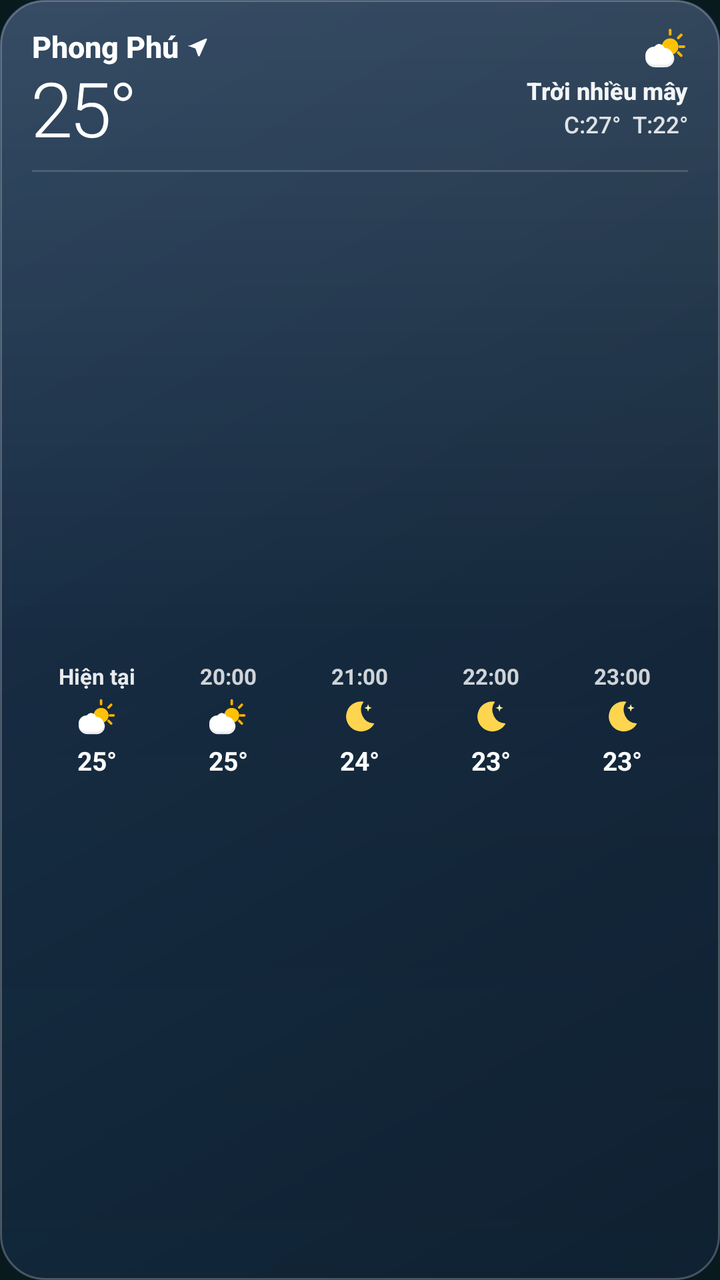
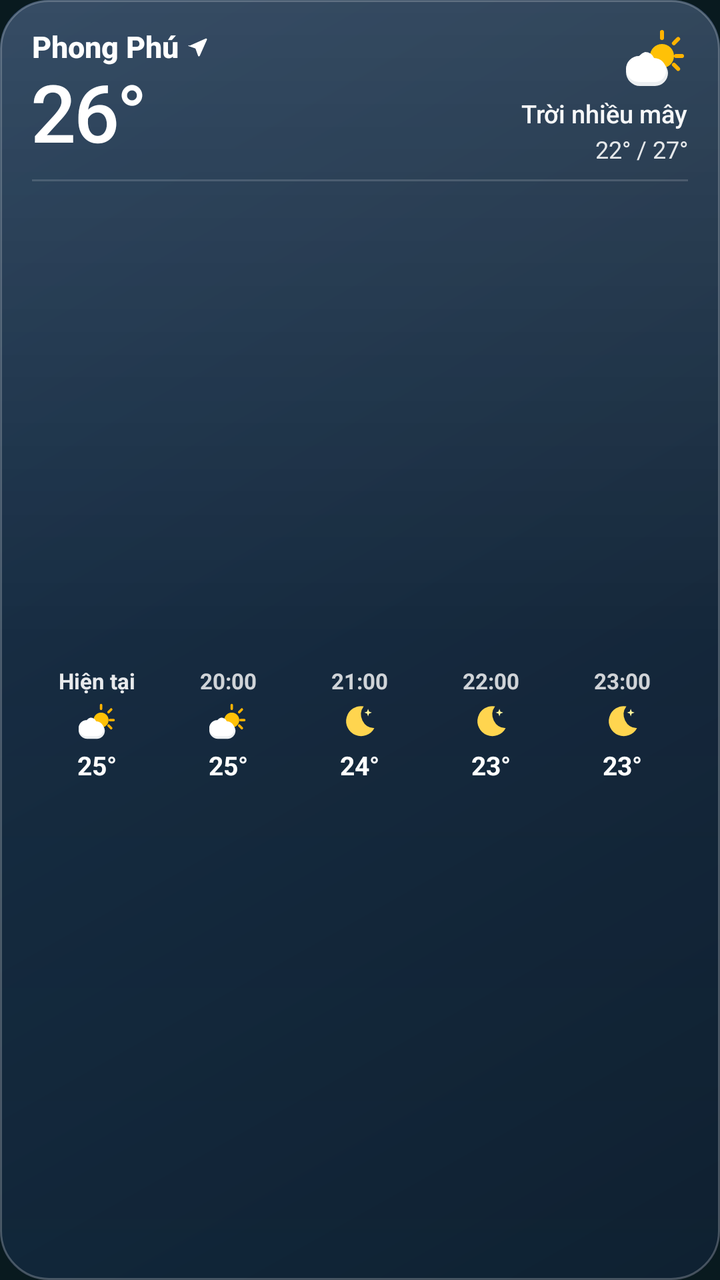

Compare the two renders of this Android layout. The source of the first and the diff that turns it into the second are given below.
<!-- AndroidManifest.xml: application theme Theme.K3Weather -->
<!-- res/layout/widget_weather_medium.xml -->
<?xml version="1.0" encoding="utf-8"?>
<LinearLayout xmlns:android="http://schemas.android.com/apk/res/android"
    android:id="@+id/widgetRoot"
    android:layout_width="match_parent"
    android:layout_height="match_parent"
    android:background="@drawable/bg_widget_sky_night"
    android:orientation="vertical"
    android:paddingHorizontal="16dp"
    android:paddingVertical="13dp">

    
    <RelativeLayout
        android:layout_width="match_parent"
        android:layout_height="wrap_content">

        <LinearLayout
            android:layout_width="wrap_content"
            android:layout_height="wrap_content"
            android:layout_alignParentStart="true"
            android:layout_alignParentTop="true"
            android:orientation="vertical">

            <LinearLayout
                android:layout_width="wrap_content"
                android:layout_height="wrap_content"
                android:gravity="center_vertical"
                android:orientation="horizontal">

                <TextView
                    android:id="@+id/widgetCity"
                    android:layout_width="wrap_content"
                    android:layout_height="wrap_content"
                    android:ellipsize="end"
                    android:maxLines="1"
                    android:text="Phong Phú"
                    android:textColor="@android:color/white"
                    android:textSize="15sp"
                    android:textStyle="bold"
                    android:fontFamily="sans-serif-medium" />

                <ImageView
                    android:id="@+id/widgetLocationPin"
                    android:layout_width="11dp"
                    android:layout_height="11dp"
                    android:layout_marginStart="4dp"
                    android:contentDescription="@null"
                    android:src="@drawable/ic_arrow_current_location"
                    android:tint="@android:color/white" />
            </LinearLayout>

            <TextView
                android:id="@+id/widgetTemp"
                android:layout_width="wrap_content"
                android:layout_height="wrap_content"
                android:includeFontPadding="false"
                android:letterSpacing="-0.04"
                android:text="25°"
                android:textColor="@android:color/white"
                android:textSize="38sp"
                android:fontFamily="sans-serif-light" />
        </LinearLayout>

        <LinearLayout
            android:layout_width="wrap_content"
            android:layout_height="wrap_content"
            android:layout_alignParentEnd="true"
            android:layout_alignParentTop="true"
            android:gravity="end"
            android:orientation="vertical">

            <ImageView
                android:id="@+id/widgetIcon"
                android:layout_width="22dp"
                android:layout_height="22dp"
                android:contentDescription="@null"
                android:src="@drawable/ic_weather_partly_cloudy" />

            <TextView
                android:id="@+id/widgetCondition"
                android:layout_width="wrap_content"
                android:layout_height="wrap_content"
                android:layout_marginTop="2dp"
                android:ellipsize="end"
                android:maxLines="1"
                android:text="Trời nhiều mây"
                android:textColor="#F2FFFFFF"
                android:textSize="12sp"
                android:textStyle="bold"
                android:fontFamily="sans-serif-medium" />

            <TextView
                android:id="@+id/widgetHighLow"
                android:layout_width="wrap_content"
                android:layout_height="wrap_content"
                android:layout_marginTop="1dp"
                android:text="C:27°  T:22°"
                android:textColor="#D9FFFFFF"
                android:textSize="11.5sp"
                android:fontFamily="sans-serif-medium" />
        </LinearLayout>
    </RelativeLayout>

    
    <FrameLayout
        android:layout_width="match_parent"
        android:layout_height="1dp"
        android:layout_marginVertical="7dp"
        android:background="#26FFFFFF" />

    
    <LinearLayout
        android:layout_width="match_parent"
        android:layout_height="0dp"
        android:layout_weight="1"
        android:gravity="center_vertical"
        android:orientation="horizontal"
        android:baselineAligned="false">

        
        <LinearLayout
            android:layout_width="0dp"
            android:layout_height="wrap_content"
            android:layout_weight="1"
            android:gravity="center_horizontal"
            android:orientation="vertical">
            <TextView
                android:id="@+id/widgetHourTime1"
                android:layout_width="wrap_content"
                android:layout_height="wrap_content"
                android:text="Hiện tại"
                android:textColor="#E6FFFFFF"
                android:textSize="11sp"
                android:textStyle="bold" />
            <ImageView
                android:id="@+id/widgetHourIcon1"
                android:layout_width="20dp"
                android:layout_height="20dp"
                android:layout_marginVertical="3dp"
                android:contentDescription="@null"
                android:src="@drawable/ic_weather_partly_cloudy" />
            <TextView
                android:id="@+id/widgetHourTemp1"
                android:layout_width="wrap_content"
                android:layout_height="wrap_content"
                android:text="25°"
                android:textColor="@android:color/white"
                android:textSize="13sp"
                android:textStyle="bold" />
        </LinearLayout>

        
        <LinearLayout
            android:layout_width="0dp"
            android:layout_height="wrap_content"
            android:layout_weight="1"
            android:gravity="center_horizontal"
            android:orientation="vertical">
            <TextView
                android:id="@+id/widgetHourTime2"
                android:layout_width="wrap_content"
                android:layout_height="wrap_content"
                android:text="20:00"
                android:textColor="#CCFFFFFF"
                android:textSize="11sp"
                android:textStyle="bold" />
            <ImageView
                android:id="@+id/widgetHourIcon2"
                android:layout_width="20dp"
                android:layout_height="20dp"
                android:layout_marginVertical="3dp"
                android:contentDescription="@null"
                android:src="@drawable/ic_weather_partly_cloudy" />
            <TextView
                android:id="@+id/widgetHourTemp2"
                android:layout_width="wrap_content"
                android:layout_height="wrap_content"
                android:text="25°"
                android:textColor="@android:color/white"
                android:textSize="13sp"
                android:textStyle="bold" />
        </LinearLayout>

        
        <LinearLayout
            android:layout_width="0dp"
            android:layout_height="wrap_content"
            android:layout_weight="1"
            android:gravity="center_horizontal"
            android:orientation="vertical">
            <TextView
                android:id="@+id/widgetHourTime3"
                android:layout_width="wrap_content"
                android:layout_height="wrap_content"
                android:text="21:00"
                android:textColor="#CCFFFFFF"
                android:textSize="11sp"
                android:textStyle="bold" />
            <ImageView
                android:id="@+id/widgetHourIcon3"
                android:layout_width="20dp"
                android:layout_height="20dp"
                android:layout_marginVertical="3dp"
                android:contentDescription="@null"
                android:src="@drawable/ic_weather_clear_night" />
            <TextView
                android:id="@+id/widgetHourTemp3"
                android:layout_width="wrap_content"
                android:layout_height="wrap_content"
                android:text="24°"
                android:textColor="@android:color/white"
                android:textSize="13sp"
                android:textStyle="bold" />
        </LinearLayout>

        
        <LinearLayout
            android:layout_width="0dp"
            android:layout_height="wrap_content"
            android:layout_weight="1"
            android:gravity="center_horizontal"
            android:orientation="vertical">
            <TextView
                android:id="@+id/widgetHourTime4"
                android:layout_width="wrap_content"
                android:layout_height="wrap_content"
                android:text="22:00"
                android:textColor="#CCFFFFFF"
                android:textSize="11sp"
                android:textStyle="bold" />
            <ImageView
                android:id="@+id/widgetHourIcon4"
                android:layout_width="20dp"
                android:layout_height="20dp"
                android:layout_marginVertical="3dp"
                android:contentDescription="@null"
                android:src="@drawable/ic_weather_clear_night" />
            <TextView
                android:id="@+id/widgetHourTemp4"
                android:layout_width="wrap_content"
                android:layout_height="wrap_content"
                android:text="23°"
                android:textColor="@android:color/white"
                android:textSize="13sp"
                android:textStyle="bold" />
        </LinearLayout>

        
        <LinearLayout
            android:layout_width="0dp"
            android:layout_height="wrap_content"
            android:layout_weight="1"
            android:gravity="center_horizontal"
            android:orientation="vertical">
            <TextView
                android:id="@+id/widgetHourTime5"
                android:layout_width="wrap_content"
                android:layout_height="wrap_content"
                android:text="23:00"
                android:textColor="#CCFFFFFF"
                android:textSize="11sp"
                android:textStyle="bold" />
            <ImageView
                android:id="@+id/widgetHourIcon5"
                android:layout_width="20dp"
                android:layout_height="20dp"
                android:layout_marginVertical="3dp"
                android:contentDescription="@null"
                android:src="@drawable/ic_weather_clear_night" />
            <TextView
                android:id="@+id/widgetHourTemp5"
                android:layout_width="wrap_content"
                android:layout_height="wrap_content"
                android:text="23°"
                android:textColor="@android:color/white"
                android:textSize="13sp"
                android:textStyle="bold" />
        </LinearLayout>

    </LinearLayout>

</LinearLayout>
<!-- resources referenced by this layout -->
<resources>
  <!-- drawable bg_widget_sky_night (drawable) -->
  <?xml version="1.0" encoding="utf-8"?>
  <layer-list xmlns:android="http://schemas.android.com/apk/res/android">
      
      <item>
          <shape android:shape="rectangle">
              <gradient
                  android:angle="315"
                  android:startColor="#F2142F4D"
                  android:centerColor="#F20D2238"
                  android:endColor="#F2081626"
                  android:type="linear" />
              <corners android:radius="22dp" />
          </shape>
      </item>
      
      <item>
          <shape android:shape="rectangle">
              <gradient
                  android:angle="270"
                  android:startColor="#24FFFFFF"
                  android:centerColor="#08FFFFFF"
                  android:endColor="#0D7DD3FC"
                  android:type="linear" />
              <stroke
                  android:width="1dp"
                  android:color="#3DFFFFFF" />
              <corners android:radius="22dp" />
          </shape>
      </item>
  </layer-list>
  <!-- drawable ic_arrow_current_location (drawable) -->
  <vector xmlns:android="http://schemas.android.com/apk/res/android"
      android:width="16dp"
      android:height="16dp"
      android:viewportWidth="24"
      android:viewportHeight="24">
      <path
          android:fillColor="#00E5FF"
          android:pathData="M3.29,11.29l17.42,-7.74a1,1 0 0,1 1.34,1.34l-7.74,17.42a1,1 0 0,1 -1.86,0.06L9.62,14.38 1.62,11.55a1,1 0 0,1 1.67,-0.26z"/>
  </vector>
  <!-- drawable ic_weather_clear_night (drawable) -->
  <vector xmlns:android="http://schemas.android.com/apk/res/android"
      android:width="32dp"
      android:height="32dp"
      android:viewportWidth="32"
      android:viewportHeight="32">
      
      <path
          android:fillColor="#FFD54F"
          android:pathData="M19.5,4 A12,12 0 1,0 28,21.5 A11,11 0 0,1 19.5,4 Z"/>
      
      <path
          android:fillColor="#FFF59D"
          android:pathData="M23,6 L23.8,8.2 L26,9 L23.8,9.8 L23,12 L22.2,9.8 L20,9 L22.2,8.2 Z"/>
  </vector>
  <style name="Theme.K3Weather" parent="Theme.MaterialComponents.DayNight.NoActionBar">
          <item name="colorPrimary">@color/primary_teal</item>
          <item name="colorPrimaryVariant">@color/primary_dark_teal</item>
          <item name="colorSecondary">@color/accent_cyan</item>
          <item name="android:statusBarColor">@android:color/transparent</item>
          <item name="android:navigationBarColor">@android:color/transparent</item>
          <item name="android:windowBackground">@color/primary_dark_teal</item>
          <item name="android:windowLightStatusBar">false</item>
          <item name="android:windowDrawsSystemBarBackgrounds">true</item>
      </style>
  <color name="primary_teal">#0F2C33</color>
  <color name="primary_dark_teal">#091A1F</color>
  <color name="accent_cyan">#00E5FF</color>
  <!-- unchanged entries left out for length: 1 -->
</resources>

<!-- the commit's change to res/layout/widget_weather_medium.xml (unified diff, before → after) -->
@@ -52,12 +52,13 @@
                 android:id="@+id/widgetTemp"
                 android:layout_width="wrap_content"
                 android:layout_height="wrap_content"
+                android:layout_marginTop="1dp"
                 android:includeFontPadding="false"
-                android:letterSpacing="-0.04"
-                android:text="25°"
-                android:textColor="@android:color/white"
-                android:textSize="38sp"
-                android:fontFamily="sans-serif-light" />
+                android:letterSpacing="-0.03"
+                android:text="26°"
+                android:textColor="@android:color/white"
+                android:textSize="40sp"
+                android:fontFamily="sans-serif-medium" />
         </LinearLayout>
 
         <LinearLayout
@@ -70,8 +71,8 @@
 
             <ImageView
                 android:id="@+id/widgetIcon"
-                android:layout_width="22dp"
-                android:layout_height="22dp"
+                android:layout_width="32dp"
+                android:layout_height="32dp"
                 android:contentDescription="@null"
                 android:src="@drawable/ic_weather_partly_cloudy" />
 
@@ -79,24 +80,23 @@
                 android:id="@+id/widgetCondition"
                 android:layout_width="wrap_content"
                 android:layout_height="wrap_content"
-                android:layout_marginTop="2dp"
+                android:layout_marginTop="3dp"
                 android:ellipsize="end"
                 android:maxLines="1"
                 android:text="Trời nhiều mây"
-                android:textColor="#F2FFFFFF"
+                android:textColor="#F5FFFFFF"
+                android:textSize="12.5sp"
+                android:fontFamily="sans-serif-medium" />
+
+            <TextView
+                android:id="@+id/widgetHighLow"
+                android:layout_width="wrap_content"
+                android:layout_height="wrap_content"
+                android:layout_marginTop="1dp"
+                android:text="22° / 27°"
+                android:textColor="#E0FFFFFF"
                 android:textSize="12sp"
-                android:textStyle="bold"
-                android:fontFamily="sans-serif-medium" />
-
-            <TextView
-                android:id="@+id/widgetHighLow"
-                android:layout_width="wrap_content"
-                android:layout_height="wrap_content"
-                android:layout_marginTop="1dp"
-                android:text="C:27°  T:22°"
-                android:textColor="#D9FFFFFF"
-                android:textSize="11.5sp"
-                android:fontFamily="sans-serif-medium" />
+                android:fontFamily="sans-serif" />
         </LinearLayout>
     </RelativeLayout>
 
<!-- resource entries referenced after the edit -->
@@ -12,7 +12,7 @@
                   android:centerColor="#F20D2238"
                   android:endColor="#F2081626"
                   android:type="linear" />
-              <corners android:radius="22dp" />
+              <corners android:radius="24dp" />
           </shape>
       </item>
       
@@ -27,7 +27,7 @@
               <stroke
                   android:width="1dp"
                   android:color="#3DFFFFFF" />
-              <corners android:radius="22dp" />
+              <corners android:radius="24dp" />
           </shape>
       </item>
   </layer-list>
